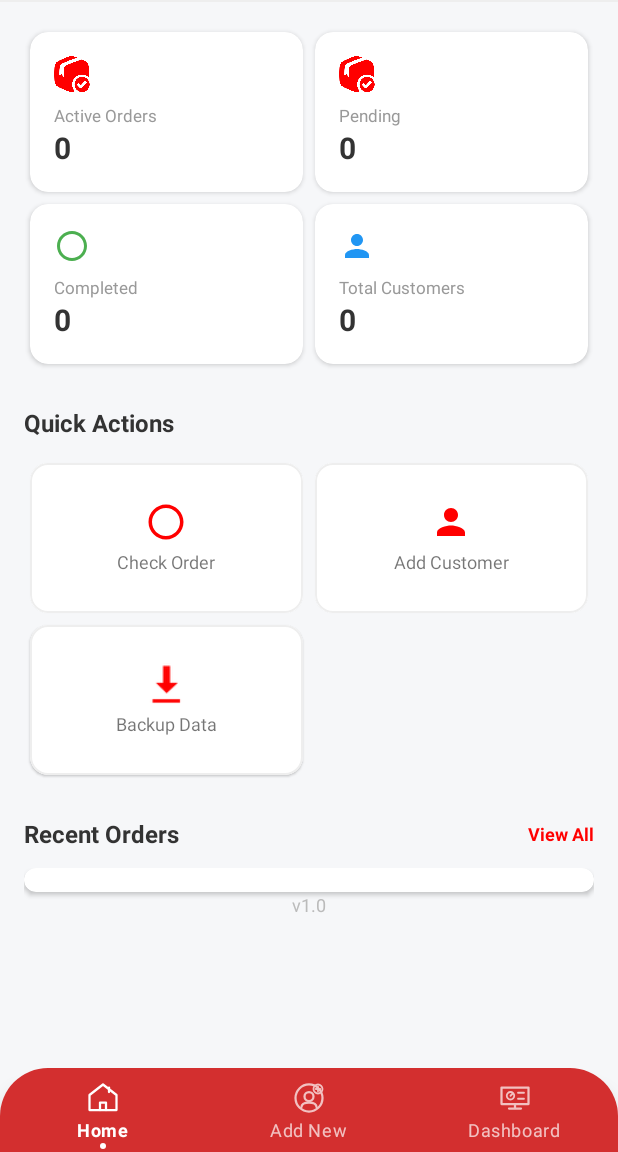
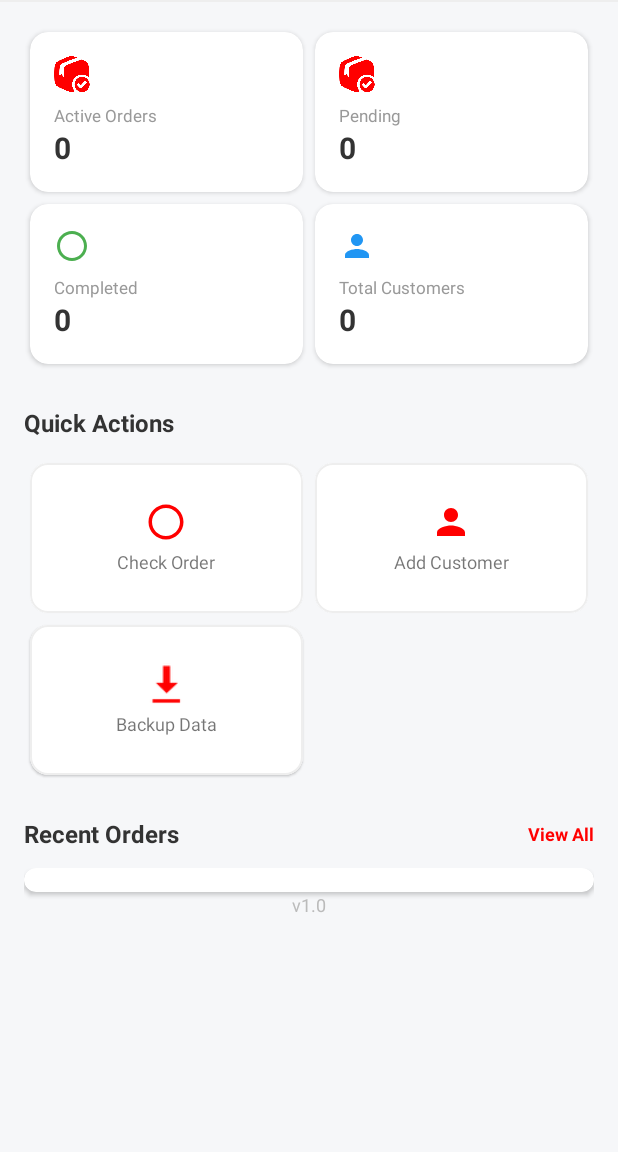
Before and after one commit to dharmik264/Dhandhukiya-tailor-, an Android app built with Jetpack Compose: the fragment ReportsFragment shown on its own in the app's theme, on a phone screen of 412 x 824 dp, the part 84-1236 px from its top. Run offline under Robolectric (Android 15) with nearby library versions, the light colour scheme and no system bars; our stand-ins replace Room's generated code.

Commit message:
Fix duplicate navbar in ReportsFragment by targeting correct ID

```diff
--- a/MyApplication/app/src/main/java/com/example/myapplication/ReportsFragment.kt
+++ b/MyApplication/app/src/main/java/com/example/myapplication/ReportsFragment.kt
@@ -31,7 +31,7 @@ class ReportsFragment : Fragment() {
         val view = inflater.inflate(R.layout.activity_dashboard, container, false)
 
         // Fragments shouldn't show the internal navbar as MainActivity provides one
-        view.findViewById<View>(R.id.mainBottomNavigation)?.visibility = View.GONE
+        view.findViewById<View>(R.id.bottomNavigation)?.visibility = View.GONE
 
         view.findViewById<android.widget.ImageView>(R.id.ivAppLogo)?.setOnClickListener {
             (activity as? MainActivity)?.viewPager?.currentItem = 0
```
